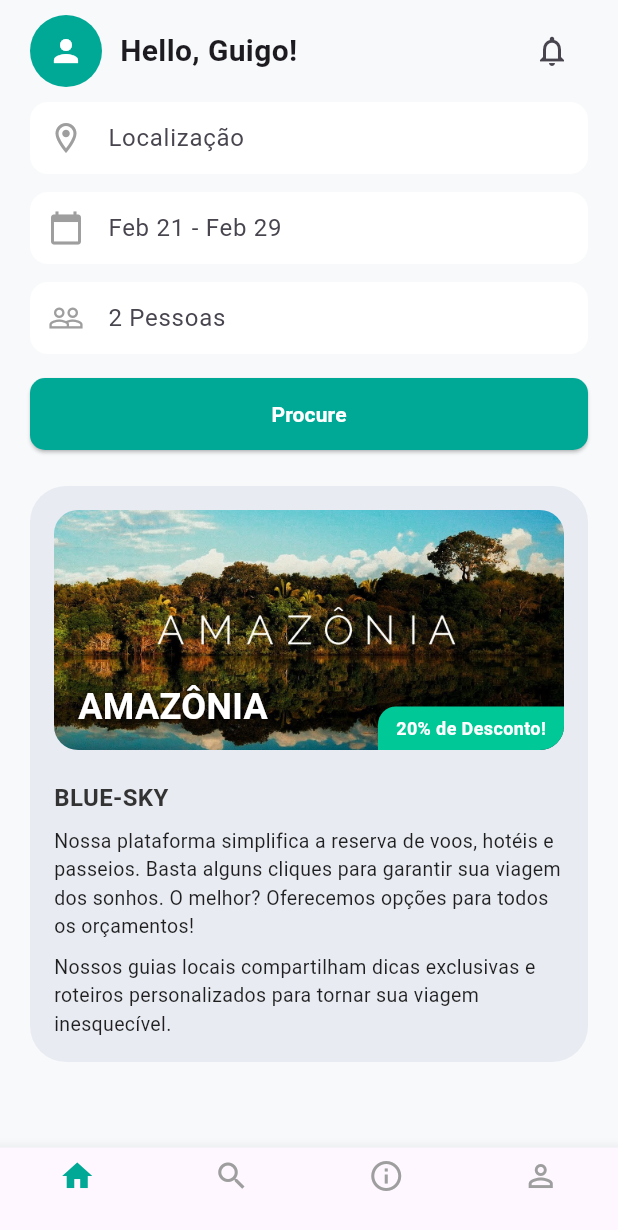
After one commit to GuigohC0D3/appguigoplane, a Flutter app: the HomeScreen screen opened directly, on a phone screen of 412 x 824 dp. The commit adds this screen. Shown: the top 1230 px of the screen. Run offline on Flutter 3.47's test engine with Material 3 defaults, Android fonts, the phone set to English and light mode, and no system bars.

Commit message:
Criei a HomePage que é acessada apartir do login do usuário

```diff
--- /dev/null
+++ b/appbibigoairplane/lib/screens/home_screen.dart
@@ -0,0 +1,213 @@
+import 'package:flutter/material.dart';
+
+class HomeScreen extends StatelessWidget {
+  const HomeScreen({super.key});
+
+  @override
+  Widget build(BuildContext context) {
+    return Scaffold(
+      backgroundColor: const Color(0xFFF7F9FA),
+      body: SafeArea(
+        child: SingleChildScrollView(
+          physics: const BouncingScrollPhysics(),
+          padding: const EdgeInsets.only(bottom: 24),
+          child: Column(
+            children: [
+              // Header
+              Padding(
+                padding: const EdgeInsets.symmetric(
+                  horizontal: 20,
+                  vertical: 10,
+                ),
+                child: Row(
+                  children: [
+                    const CircleAvatar(
+                      radius: 24,
+                      backgroundColor: Color(0xFF00A896),
+                      child: Icon(Icons.person, color: Colors.white),
+                    ),
+                    const SizedBox(width: 12),
+                    const Expanded(
+                      child: Text(
+                        'Hello, Guigo!',
+                        style: TextStyle(
+                          fontSize: 20,
+                          fontWeight: FontWeight.bold,
+                        ),
+                      ),
+                    ),
+                    IconButton(
+                      icon: const Icon(Icons.notifications_none),
+                      onPressed: () {},
+                    ),
+                  ],
+                ),
+              ),
+
+              // Search Box
+              Padding(
+                padding: const EdgeInsets.symmetric(horizontal: 20),
+                child: Column(
+                  children: [
+                    _buildSearchField(
+                      Icons.location_on_outlined,
+                      "Localização",
+                    ),
+                    const SizedBox(height: 12),
+                    _buildSearchField(Icons.calendar_today, "Feb 21 - Feb 29"),
+                    const SizedBox(height: 12),
+                    _buildSearchField(Icons.people_outline, "2 Pessoas"),
+                    const SizedBox(height: 16),
+                    SizedBox(
+                      width: double.infinity,
+                      child: ElevatedButton(
+                        onPressed: () {},
+                        style: ElevatedButton.styleFrom(
+                          backgroundColor: const Color(0xFF00A896),
+                          padding: const EdgeInsets.symmetric(vertical: 14),
+                          shape: RoundedRectangleBorder(
+                            borderRadius: BorderRadius.circular(10),
+                          ),
+                        ),
+                        child: const Text(
+                          'Procure',
+                          style: TextStyle(fontWeight: FontWeight.bold, color: Colors.white),
+                        ),
+                      ),
+                    ),
+                  ],
+                ),
+              ),
+
+              const SizedBox(height: 24),
+
+              // Promo Card
+              Container(
+                margin: const EdgeInsets.symmetric(horizontal: 20),
+                padding: const EdgeInsets.all(16),
+                decoration: BoxDecoration(
+                  color: const Color(0xFFE8EBF2),
+                  borderRadius: BorderRadius.circular(24),
+                ),
+                child: Column(
+                  crossAxisAlignment: CrossAxisAlignment.start,
+                  children: [
+                    ClipRRect(
+                      borderRadius: BorderRadius.circular(16),
+                      child: Stack(
+                        children: [
+                          Image.asset(
+                            'assets/img/amazonia.png',
+                            width: double.infinity,
+                            height: 160,
+                            fit: BoxFit.cover,
+                          ),
+                          Positioned(
+                            bottom: 12,
+                            left: 16,
+                            child: Text(
+                              'AMAZÔNIA',
+                              style: TextStyle(
+                                color: Colors.white,
+                                fontSize: 24,
+                                fontWeight: FontWeight.bold,
+                                shadows: [
+                                  Shadow(
+                                    color: Colors.black.withOpacity(0.7),
+                                    offset: const Offset(1, 1),
+                                    blurRadius: 6,
+                                  ),
+                                ],
+                              ),
+                            ),
+                          ),
+                          Positioned(
+                            bottom: 0,
+                            right: 0,
+                            child: Container(
+                              padding: const EdgeInsets.symmetric(
+                                horizontal: 12,
+                                vertical: 6,
+                              ),
+                              decoration: const BoxDecoration(
+                                color: Color(0xFF00C896),
+                                borderRadius: BorderRadius.only(
+                                  topLeft: Radius.circular(12),
+                                  bottomRight: Radius.circular(12),
+                                ),
+                              ),
+                              child: const Text(
+                                '20% de Desconto!',
+                                style: TextStyle(
+                                  color: Colors.white,
+                                  fontWeight: FontWeight.bold,
+                                  fontSize: 12,
+                                ),
+                              ),
+                            ),
+                          ),
+                        ],
+                      ),
+                    ),
+                    const SizedBox(height: 20),
+                    const Text(
+                      'BLUE-SKY',
+                      style: TextStyle(
+                        fontSize: 16,
+                        fontWeight: FontWeight.bold,
+                        color: Color(0xFF333333),
+                      ),
+                    ),
+                    const SizedBox(height: 8),
+                    const Text(
+                      'Nossa plataforma simplifica a reserva de voos, hotéis e passeios. '
+                      'Basta alguns cliques para garantir sua viagem dos sonhos. '
+                      'O melhor? Oferecemos opções para todos os orçamentos!',
+                      style: TextStyle(color: Colors.black87, fontSize: 13),
+                    ),
+                    const SizedBox(height: 8),
+                    const Text(
+                      'Nossos guias locais compartilham dicas exclusivas e roteiros personalizados '
+                      'para tornar sua viagem inesquecível.',
+                      style: TextStyle(color: Colors.black87, fontSize: 13),
+                    ),
+                  ],
+                ),
+              ),
+            ],
+          ),
+        ),
+      ),
+
+      // Bottom Navigation
+      bottomNavigationBar: BottomNavigationBar(
+        selectedItemColor: const Color(0xFF00A896),
+        unselectedItemColor: Colors.grey,
+        currentIndex: 0,
+        type: BottomNavigationBarType.fixed,
+        items: const [
+          BottomNavigationBarItem(icon: Icon(Icons.home), label: ''),
+          BottomNavigationBarItem(icon: Icon(Icons.search), label: ''),
+          BottomNavigationBarItem(icon: Icon(Icons.info_outline), label: ''),
+          BottomNavigationBarItem(icon: Icon(Icons.person_outline), label: ''),
+        ],
+      ),
+    );
+  }
+
+  Widget _buildSearchField(IconData icon, String hint) {
+    return TextField(
+      decoration: InputDecoration(
+        prefixIcon: Icon(icon, color: Colors.grey),
+        hintText: hint,
+        filled: true,
+        fillColor: Colors.white,
+        contentPadding: const EdgeInsets.symmetric(vertical: 12),
+        border: OutlineInputBorder(
+          borderRadius: BorderRadius.circular(12),
+          borderSide: BorderSide.none,
+        ),
+      ),
+    );
+  }
+}
--- a/appbibigoairplane/lib/screens/login_screen.dart
+++ b/appbibigoairplane/lib/screens/login_screen.dart
@@ -1,4 +1,5 @@
 import 'package:flutter/material.dart';
+import 'home_screen.dart';
 import 'register_screen.dart';
 
 class LoginScreen extends StatefulWidget {
@@ -12,12 +13,26 @@ class _LoginScreenState extends State<LoginScreen> {
   final emailController = TextEditingController();
   final passwordController = TextEditingController();
   final formKey = GlobalKey<FormState>();
+  bool obscurePassword = true;
 
   void login() {
+    final email = emailController.text.trim();
+    final password = passwordController.text.trim();
+
     if (formKey.currentState!.validate()) {
-      ScaffoldMessenger.of(context).showSnackBar(
-        const SnackBar(content: Text('Login realizado com sucesso!')),
-      );
+      if (email == 'teste@bibigo.com' && password == '123456') {
+        ScaffoldMessenger.of(context).showSnackBar(
+          const SnackBar(content: Text('Login realizado com sucesso!')),
+        );
+        Navigator.pushReplacement(
+          context,
+          MaterialPageRoute(builder: (_) => const HomeScreen()),
+        );
+      } else {
+        ScaffoldMessenger.of(context).showSnackBar(
+          const SnackBar(content: Text('Email ou senha inválidos.')),
+        );
+      }
     }
   }
 
@@ -100,6 +115,7 @@ class _LoginScreenState extends State<LoginScreen> {
                     TextFormField(
                       controller: passwordController,
                       style: const TextStyle(color: Colors.white),
+                      obscureText: obscurePassword,
                       decoration: InputDecoration(
                         labelText: 'PASSWORD',
                         labelStyle: const TextStyle(color: Colors.white),
@@ -114,8 +130,20 @@ class _LoginScreenState extends State<LoginScreen> {
                         focusedBorder: const OutlineInputBorder(
                           borderSide: BorderSide(color: Colors.white, width: 2),
                         ),
+                        suffixIcon: IconButton(
+                          icon: Icon(
+                            obscurePassword
+                                ? Icons.visibility_off
+                                : Icons.visibility,
+                            color: Colors.white,
+                          ),
+                          onPressed: () {
+                            setState(() {
+                              obscurePassword = !obscurePassword;
+                            });
+                          },
+                        ),
                       ),
-                      obscureText: true,
                       validator:
                           (value) =>
                               value != null && value.length >= 6
@@ -179,7 +207,7 @@ class _LoginScreenState extends State<LoginScreen> {
                     ),
                     const SizedBox(height: 24),
 
-                    // 👉 Botão para ir à tela de cadastro
+                    // Botão para ir à tela de cadastro
                     TextButton(
                       onPressed: () {
                         Navigator.push(
--- a/appbibigoairplane/pubspec.yaml
+++ b/appbibigoairplane/pubspec.yaml
@@ -61,6 +61,8 @@ flutter:
     - assets/img/bibigoairplane.png
     - assets/img/bibigoairplanee.png
     - assets/img/airport_background.jpg
+    - assets/img/avatar.png
+    - assets/img/amazonia.png
 
   # An image asset can refer to one or more resolution-specific "variants", see
   # https://flutter.dev/to/resolution-aware-images
```
Also changed, not shown: appbibigoairplane/assets/img/amazonia.png (added), appbibigoairplane/assets/img/avatar.png (added).
